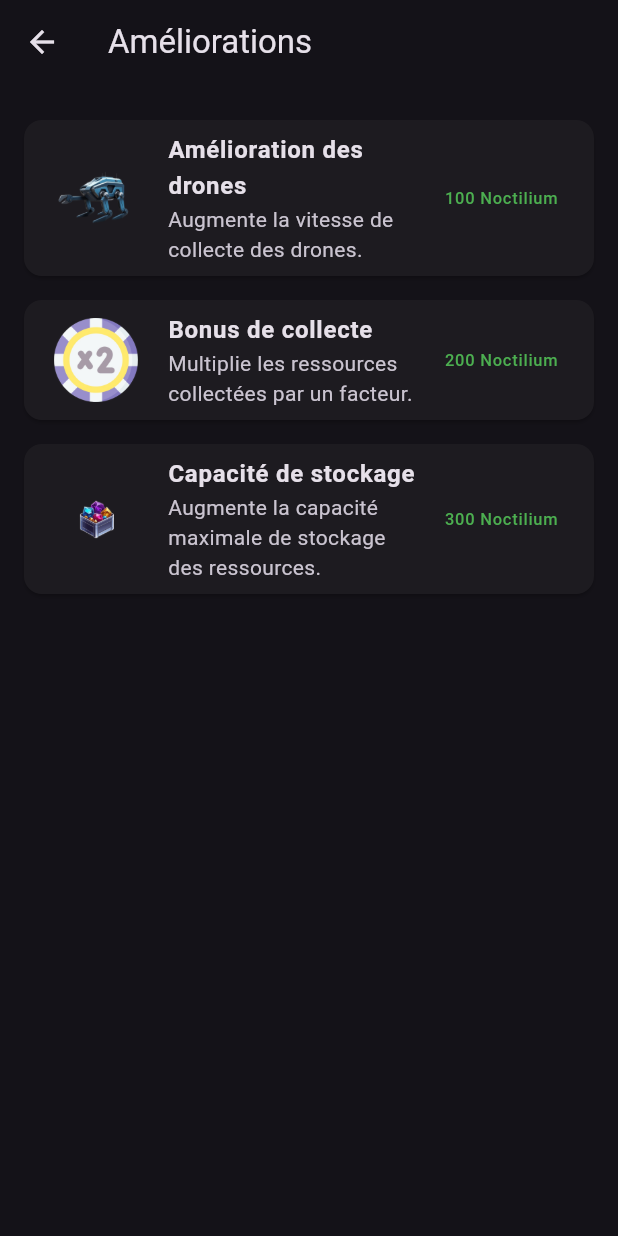
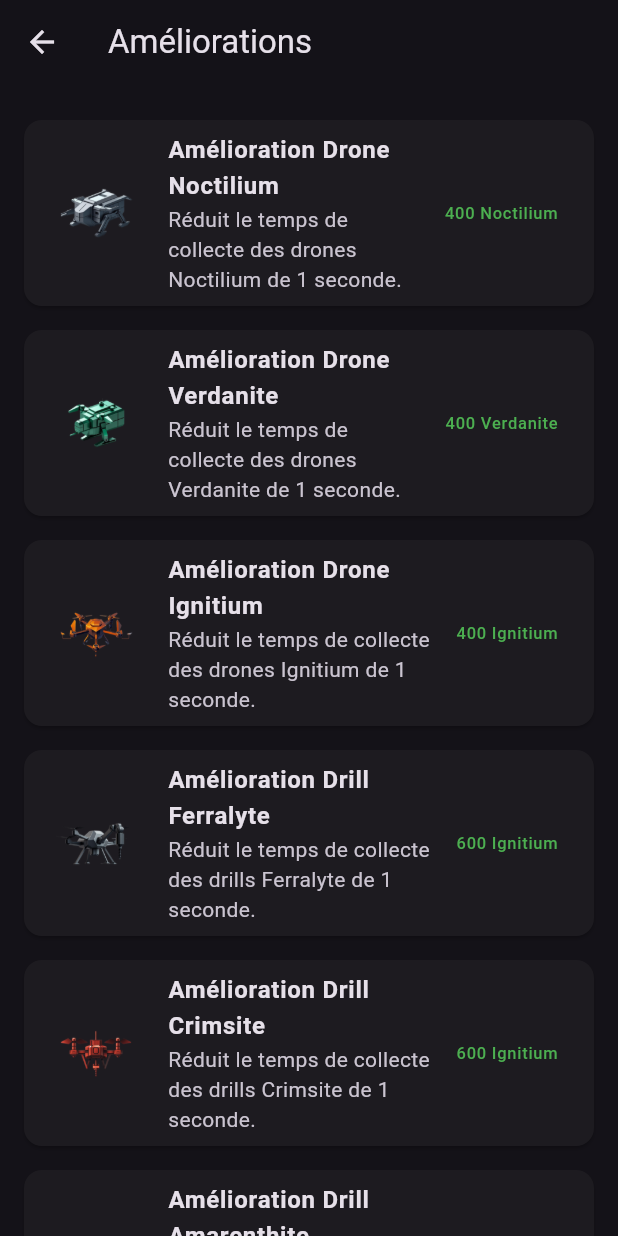
Before and after one commit to MathisGredt/SpaceClicker, a Flutter app: the UpgradeScreen screen opened directly, on a phone screen of 412 x 824 dp. Run offline on Flutter 3.47's test engine with Material 3 defaults, Android fonts, the phone set to English and light mode, and no system bars; our stand-ins replace just_audio, sqflite, sqflite_common_ffi, video_player; accounts and stored records are empty.

Commit message:
ajout image et upgrade

```diff
--- /dev/null
+++ b/space_clicker_app/lib/models/upgrade.dart
@@ -0,0 +1,17 @@
+import 'dart:ui';
+
+class Upgrade {
+  final String title;
+  final String description;
+  final String imagePath;
+  final int cost;
+  final VoidCallback onApply;
+
+  Upgrade({
+    required this.title,
+    required this.description,
+    required this.imagePath,
+    required this.cost,
+    required this.onApply,
+  });
+}
--- a/space_clicker_app/lib/screens/home_screen.dart
+++ b/space_clicker_app/lib/screens/home_screen.dart
@@ -3,7 +3,7 @@ import 'dart:math';
 import 'package:flutter/material.dart';
 import '../widgets/background_video.dart';
 import '../services/database_service.dart';
-import '../services/bonus_service.dart';
+import '../services/upgrade_service.dart';
 import '../services/video_service.dart';
 import '../widgets/resource_display.dart';
 import '../widgets/retro_terminal_left.dart';
@@ -28,7 +28,7 @@ class _HomeScreenState extends State<HomeScreen> with TickerProviderStateMixin {
   bool isFading = false;
   bool fadeOut = true;
   late DatabaseService dbService;
-  late BonusService bonusService;
+  late UpgradeService upgradeService;
   List<String> history = [];
   Timer? autoCollectTimer;
   List<Widget> fallingWidgets = [];
@@ -38,7 +38,7 @@ class _HomeScreenState extends State<HomeScreen> with TickerProviderStateMixin {
     super.initState();
     videoService = VideoService();
     dbService = DatabaseService();
-    bonusService = BonusService();
+    upgradeService = UpgradeService();
     _initAndLoad();
 
     // Fade-out animation au chargement
--- a/space_clicker_app/lib/screens/second_planet_screen.dart
+++ b/space_clicker_app/lib/screens/second_planet_screen.dart
@@ -3,7 +3,7 @@ import 'dart:math';
 import 'package:flutter/material.dart';
 import '../widgets/background_video.dart';
 import '../services/database_service.dart';
-import '../services/bonus_service.dart';
+import '../services/upgrade_service.dart';
 import '../services/video_service.dart';
 import '../services/game_service.dart';
 import '../widgets/retro_terminal_left.dart';
@@ -28,7 +28,7 @@ class _SecondPlanetScreenState extends State<SecondPlanetScreen> with TickerProv
   bool isFading = false;
   bool fadeOut = true; // New state for fade-out
   late DatabaseService dbService;
-  late BonusService bonusService;
+  late UpgradeService upgradeService;
   List<String> history = [];
   List<Widget> fallingWidgets = [];
 
@@ -37,7 +37,7 @@ class _SecondPlanetScreenState extends State<SecondPlanetScreen> with TickerProv
     super.initState();
     videoService = VideoService();
     dbService = DatabaseService();
-    bonusService = BonusService();
+    upgradeService = UpgradeService();
     _initAndLoad();
 
     // Trigger fade-out animation on screen load
--- a/space_clicker_app/lib/screens/third_planet_screen.dart
+++ b/space_clicker_app/lib/screens/third_planet_screen.dart
@@ -3,7 +3,7 @@ import 'dart:math';
 import 'package:flutter/material.dart';
 import '../widgets/background_video.dart';
 import '../services/database_service.dart';
-import '../services/bonus_service.dart';
+import '../services/upgrade_service.dart';
 import '../services/video_service.dart';
 import '../widgets/resource_display.dart';
 import '../services/game_service.dart';
@@ -27,7 +27,7 @@ class _ThirdPlanetScreenState extends State<ThirdPlanetScreen> with TickerProvid
   bool isFading = false;
   bool fadeOut = true;
   late DatabaseService dbService;
-  late BonusService bonusService;
+  late UpgradeService upgradeService;
   List<String> history = [];
   List<Widget> fallingWidgets = [];
 
@@ -36,7 +36,7 @@ class _ThirdPlanetScreenState extends State<ThirdPlanetScreen> with TickerProvid
     super.initState();
     videoService = VideoService();
     dbService = DatabaseService();
-    bonusService = BonusService();
+    upgradeService = UpgradeService();
     _initAndLoad();
 
     Future.delayed(Duration(seconds: 1), () {
--- a/space_clicker_app/lib/screens/upgrade_screen.dart
+++ b/space_clicker_app/lib/screens/upgrade_screen.dart
@@ -1,60 +1,116 @@
 import 'package:flutter/material.dart';
 import '../services/game_service.dart';
 import '../models/resource_model.dart';
+import '../models/upgrade.dart';
 
 class UpgradeScreen extends StatelessWidget {
+  final List<Upgrade> upgrades = [
+    Upgrade(
+      title: "Amélioration Drone Noctilium",
+      description: "Réduit le temps de collecte des drones Noctilium de 1 seconde.",
+      imagePath: 'assets/images/drone_noctilium.png',
+      cost: 400,
+      onApply: () {
+        GameService.instance.upgradeService.reduceCollectionTime('noctilium');
+      },
+    ),
+    Upgrade(
+      title: "Amélioration Drone Verdanite",
+      description: "Réduit le temps de collecte des drones Verdanite de 1 seconde.",
+      imagePath: 'assets/images/drone_verdanite.png',
+      cost: 400,
+      onApply: () {
+        GameService.instance.upgradeService.reduceCollectionTime('verdanite');
+      },
+    ),
+    Upgrade(
+      title: "Amélioration Drone Ignitium",
+      description: "Réduit le temps de collecte des drones Ignitium de 1 seconde.",
+      imagePath: 'assets/images/drone_ignitium.png',
+      cost: 400,
+      onApply: () {
+        GameService.instance.upgradeService.reduceCollectionTime('ignitium');
+      },
+    ),
+    Upgrade(
+      title: "Amélioration Drill Ferralyte",
+      description: "Réduit le temps de collecte des drills Ferralyte de 1 seconde.",
+      imagePath: 'assets/images/drill_ferralyte.png',
+      cost: 600,
+      onApply: () {
+        GameService.instance.upgradeService.reduceCollectionTime('ferralyte');
+      },
+    ),
+    Upgrade(
+      title: "Amélioration Drill Crimsite",
+      description: "Réduit le temps de collecte des drills Crimsite de 1 seconde.",
+      imagePath: 'assets/images/drill_crimsite.png',
+      cost: 600,
+      onApply: () {
+        GameService.instance.upgradeService.reduceCollectionTime('crimsite');
+      },
+    ),
+    Upgrade(
+      title: "Amélioration Drill Amarenthite",
+      description: "Réduit le temps de collecte des drills Amarenthite de 1 seconde.",
+      imagePath: 'assets/images/drill_amarenthite.png',
+      cost: 600,
+      onApply: () {
+        GameService.instance.upgradeService.reduceCollectionTime('amarenthite');
+      },
+    ),
+  ];
+
   @override
   Widget build(BuildContext context) {
     return Scaffold(
       appBar: AppBar(
         title: Text("Améliorations"),
       ),
-      body: ListView(
+      body: ListView.builder(
         padding: EdgeInsets.all(16),
-        children: [
-          _buildUpgradeItem(
-            context,
-            "Amélioration des drones",
-            "Augmente la vitesse de collecte des drones.",
-            'assets/images/drone_upgrade.png',
-            100,
-          ),
-          _buildUpgradeItem(
-            context,
-            "Bonus de collecte",
-            "Multiplie les ressources collectées par un facteur.",
-            'assets/images/bonus_upgrade.png',
-            200,
-          ),
-          _buildUpgradeItem(
-            context,
-            "Capacité de stockage",
-            "Augmente la capacité maximale de stockage des ressources.",
-            'assets/images/storage_upgrade.png',
-            300,
-          ),
-        ],
-      ),
-    );
-  }
-
-  Widget _buildUpgradeItem(
-      BuildContext context,
-      String title,
-      String description,
-      String imagePath,
-      int cost,
-      ) {
-    return Card(
-      margin: EdgeInsets.symmetric(vertical: 8),
-      child: ListTile(
-        leading: Image.asset(imagePath, width: 64, height: 64), // Taille augmentée
-        title: Text(title, style: TextStyle(fontWeight: FontWeight.bold)),
-        subtitle: Text(description),
-        trailing: Text("$cost Noctilium", style: TextStyle(color: Colors.green)),
-        onTap: () {
-          ScaffoldMessenger.of(context).showSnackBar(
-            SnackBar(content: Text("Amélioration achetée : $title")),
+        itemCount: upgrades.length,
+        itemBuilder: (context, index) {
+          final upgrade = upgrades[index];
+          return Card(
+            margin: EdgeInsets.symmetric(vertical: 8),
+            child: ListTile(
+              leading: Image.asset(upgrade.imagePath, width: 64, height: 64),
+              title: Text(upgrade.title, style: TextStyle(fontWeight: FontWeight.bold)),
+              subtitle: Text(upgrade.description),
+              trailing: Text(
+                "${upgrade.cost} ${index == 0 ? 'Noctilium' : index == 1 ? 'Verdanite' : 'Ignitium'}",
+                style: TextStyle(color: Colors.green),
+              ),
+              onTap: () {
+                final resource = GameService.instance.resourceNotifier.value;
+                if (resource != null) {
+                  if (resource.noctilium >= upgrade.cost && index == 0) {
+                    resource.noctilium -= upgrade.cost;
+                    upgrade.onApply();
+                    ScaffoldMessenger.of(context).showSnackBar(
+                      SnackBar(content: Text("Amélioration achetée : ${upgrade.title}")),
+                    );
+                  } else if (resource.verdanite >= upgrade.cost && index == 1) {
+                    resource.verdanite -= upgrade.cost;
+                    upgrade.onApply();
+                    ScaffoldMessenger.of(context).showSnackBar(
+                      SnackBar(content: Text("Amélioration achetée : ${upgrade.title}")),
+                    );
+                  } else if (resource.ignitium >= upgrade.cost && index == 2) {
+                    resource.ignitium -= upgrade.cost;
+                    upgrade.onApply();
+                    ScaffoldMessenger.of(context).showSnackBar(
+                      SnackBar(content: Text("Amélioration achetée : ${upgrade.title}")),
+                    );
+                  } else {
+                    ScaffoldMessenger.of(context).showSnackBar(
+                      SnackBar(content: Text("Pas assez de ressources pour cette amélioration.")),
+                    );
+                  }
+                }
+              },
+            ),
           );
         },
       ),
--- /dev/null
+++ b/space_clicker_app/lib/services/upgrade_service.dart
@@ -0,0 +1,45 @@
+class UpgradeService {
+  double noctiliumDroneSpeedMultiplier = 1.0;
+  double verdaniteDroneSpeedMultiplier = 1.0;
+  double ignitiumDroneSpeedMultiplier = 1.0;
+
+  double ferralyteDrillSpeedMultiplier = 1.0;
+  double crimsiteDrillSpeedMultiplier = 1.0;
+  double amarenthiteDrillSpeedMultiplier = 1.0;
+
+  void reduceDroneCollectionTime(String droneType) {
+    switch (droneType.toLowerCase()) {
+      case 'noctilium':
+        noctiliumDroneSpeedMultiplier *= 0.9; // Reduce collection time by 10%
+        break;
+      case 'verdanite':
+        verdaniteDroneSpeedMultiplier *= 0.9;
+        break;
+      case 'ignitium':
+        ignitiumDroneSpeedMultiplier *= 0.9;
+        break;
+      default:
+        throw ArgumentError("Unknown drone type: $droneType");
+    }
+  }
+
+  void reduceCollectionTime(String type) {
+    switch (type.toLowerCase()) {
+      case 'ferralyte':
+        ferralyteDrillSpeedMultiplier *= 0.9; // Reduce collection time by 10%
+        break;
+      case 'crimsite':
+        crimsiteDrillSpeedMultiplier *= 0.9;
+        break;
+      case 'amarenthite':
+        amarenthiteDrillSpeedMultiplier *= 0.9;
+        break;
+      default:
+        throw ArgumentError("Unknown type: $type");
+    }
+  }
+
+  void dispose() {
+    // Release resources if necessary
+  }
+}
```
Also changed, not shown: space_clicker_app/lib/services/audio_service.dart (+9 -3 lines), space_clicker_app/lib/services/bonus_service.dart (deleted, +0 -20 lines), space_clicker_app/lib/services/game_service.dart (+40 -47 lines), space_clicker_app/assets/images/drill_amarenthite.png (added), space_clicker_app/assets/images/drill_crimsite.png (added), space_clicker_app/assets/images/drill_ferralyte.png (added), space_clicker_app/assets/images/drone_ignitium.png (added), space_clicker_app/assets/images/drone_noctilium.png, space_clicker_app/assets/images/drone_verdanite.png (added).
